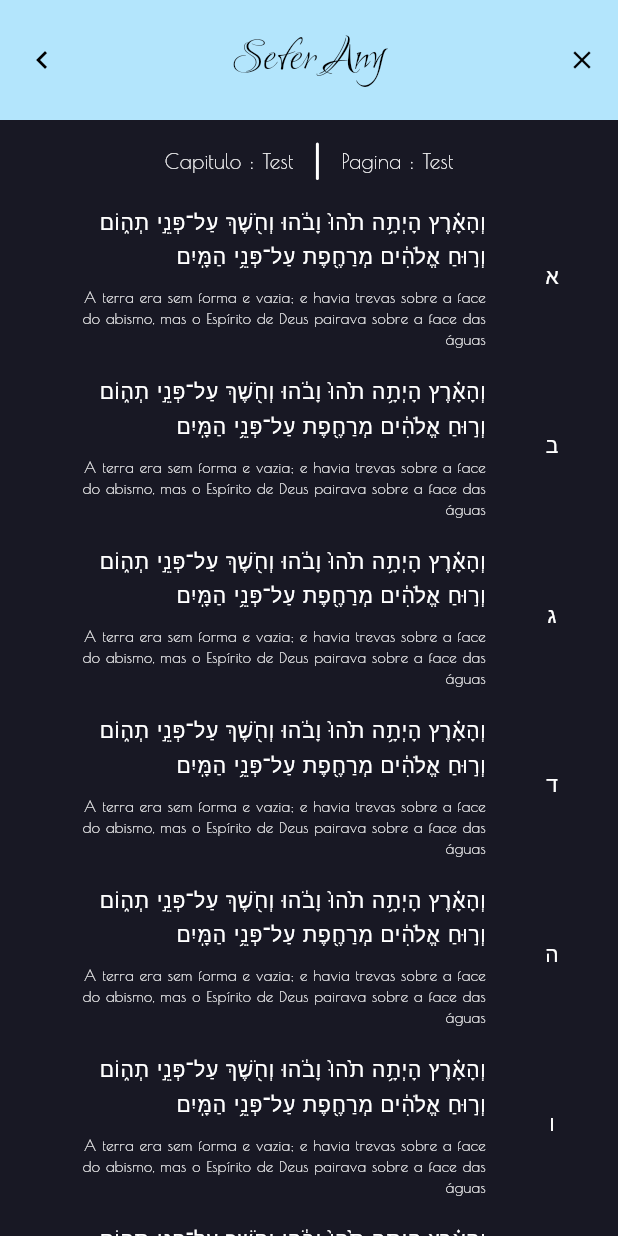
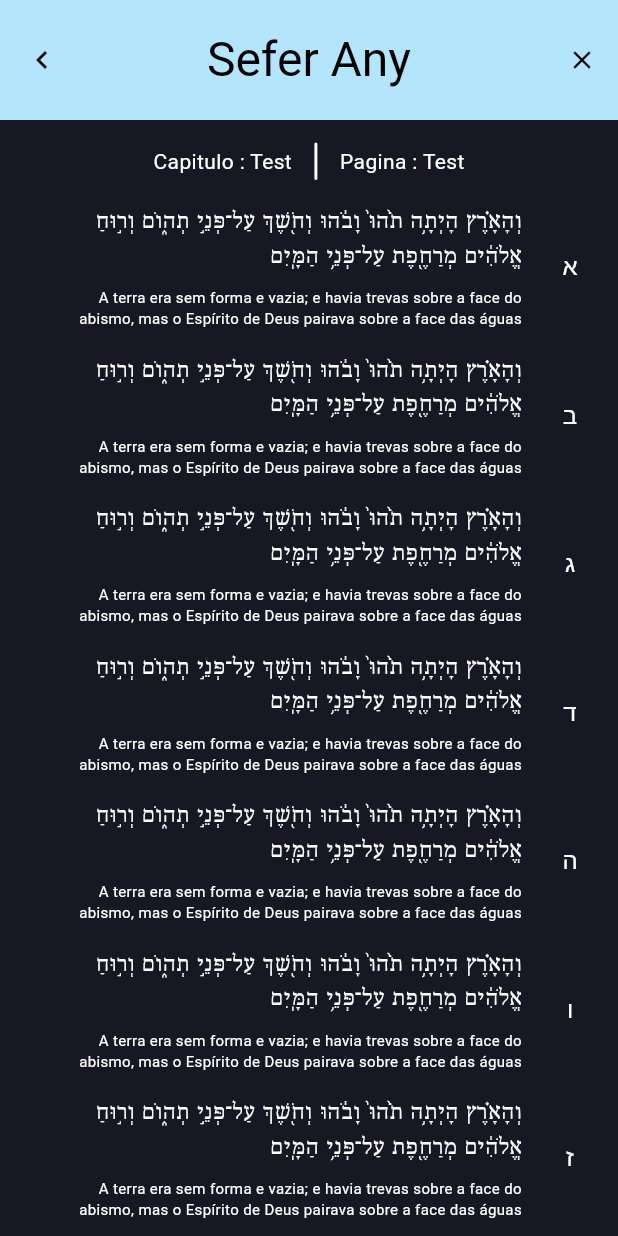
Before and after one commit to NoachDev/SeferTorah, a Flutter app: the TextViewer screen opened by its route, on a phone screen of 412 x 824 dp. Run offline on Flutter 3.47's test engine with Material 3 defaults, Android fonts, the light colour scheme and no system bars; our stand-ins replace cloud_firestore, firebase_core, flutter_riverpod, flutter_svg, go_router, google_fonts; missing offline and left inert: flutter_graph_view; accounts and stored records are empty; generated files the repository leaves out were written again.

Commit message:
featurec : add package google_fonts and configure him  ( a substitute of fonts/ )
- ajust layout of text_viewer

```diff
--- a/lib/screens/text_viewer.dart
+++ b/lib/screens/text_viewer.dart
@@ -2,6 +2,7 @@ import 'dart:math';
 
 import 'package:flutter/material.dart';
 import 'package:go_router/go_router.dart';
+import 'package:google_fonts/google_fonts.dart';
 import 'package:sefertorah/util.dart';
 import 'package:sefertorah/widgets/textViewer/text_widget.dart';
 
@@ -118,11 +119,7 @@ class TextViewer extends StatelessWidget {
 
         title: Text(
           controller.booksName.first,
-          style: const TextStyle(
-            fontFamily: "Ruthie",
-            color: Colors.black,
-            fontSize: 32,
-          ),
+          style: GoogleFonts.ruthie(color: Colors.black, fontSize: 32),
         ),
 
         leading: IconButton(
@@ -198,11 +195,11 @@ class TextViewer extends StatelessWidget {
                                 TextWidget(
                                   isSelected: isSelected,
                                   isScrolling: scrollState,
-                                  fitScroll : fitScroll
+                                  fitScroll: fitScroll,
                                 ),
                                 Padding(
                                   padding: EdgeInsets.all(
-                                    isSelected ? 10 : 20.0,
+                                    isSelected ? 15 : 8.0,
                                   ),
                                   child: IconButton(
                                     onPressed: () {
@@ -219,7 +216,12 @@ class TextViewer extends StatelessWidget {
                                               context,
                                             ).colorScheme.onPrimary,
                                           )
-                                        : Text(numberToCharcter(index + 1)),
+                                        : Text(
+                                            numberToCharcter(index + 1),
+                                            style: GoogleFonts.notoSansHebrew(
+                                              fontSize: 16,
+                                            ),
+                                          ),
                                   ),
                                 ),
                               ],
--- a/lib/theme/app_theme.dart
+++ b/lib/theme/app_theme.dart
@@ -1,4 +1,5 @@
 import 'package:flutter/material.dart';
+import 'package:google_fonts/google_fonts.dart';
 
 class AppTheme {
   static const Color _primaryColor    = Color(0xFF6E69C8);
@@ -17,11 +18,19 @@ class AppTheme {
         surface: _backgroundColor,
         error: _errorColor,
         onPrimary: Colors.white,
-        onSecondary: Colors.black,
+        onSecondary: Colors.white,
         inversePrimary: Colors.black,
       ),
       useMaterial3: true,
-      fontFamily: "PoiretOne",
+      textTheme: GoogleFonts.poiretOneTextTheme(
+        TextTheme(
+          headlineMedium: TextStyle(
+            fontSize: 15,
+            color: Colors.white,
+          )
+        )
+      ),
+
     );
   }
 }
--- a/lib/widgets/textViewer/text_widget.dart
+++ b/lib/widgets/textViewer/text_widget.dart
@@ -1,5 +1,6 @@
 import 'package:flutter/material.dart';
 import 'package:flutter_riverpod/flutter_riverpod.dart';
+import 'package:google_fonts/google_fonts.dart';
 import 'package:sefertorah/providers/global.dart';
 import 'package:sefertorah/widgets/textViewer/bottom_sheet.dart';
 
@@ -31,24 +32,24 @@ class TextWidget extends StatelessWidget {
       "הַמָּֽיִם",
     ],
     this.hebrewTextValues = const [
-      "e a terra",
+      "terra",
       "era",
       "vazio",
       "desordenado",
-      "a escuridão",
+      "escuridão",
       "sobre a face",
-      "tehom [caos]",
-      "o ruach [espirito]",
-      "elohim [Deus]",
+      "tehom",
+      "ruach",
+      "elohim",
       "pairando",
       "sobre a face",
-      "a água",
+      "água",
     ],
     this.translatedText =
         "A terra era sem forma e vazia; e havia trevas sobre a face do abismo, mas o Espírito de Deus pairava sobre a face das águas",
   }) : assert(
          hebrewTextKeys.length == hebrewTextValues.length,
-         "The lenght of Hebrewkeys and Hebrewvalues must be the same",
+         "The lenght of HebrewKeys and HebrewValues must be the same",
        ),
        assert(hebrewTextKeys.length != 0);
 
@@ -56,6 +57,7 @@ class TextWidget extends StatelessWidget {
   Widget build(BuildContext context) {
     String? selectedWord;
 
+    // TODO : Animate
     return Flexible(
       child: Padding(
         padding: EdgeInsets.only(left: isSelected ? 10 : 50),
@@ -91,7 +93,6 @@ class TextWidget extends StatelessWidget {
                       textDirection: TextDirection.rtl,
                       spacing: isSelected ? 10 : 5,
                       children: [
-                        // TODO : Animate
                         for (var e in hebrewTextKeys)
                           StatefulBuilder(
                             builder: (context, setState) {
@@ -114,7 +115,7 @@ class TextWidget extends StatelessWidget {
                                                     "$value $element",
                                               ),
                                               translatedText: translatedText,
-                                              dicioKey : selectedWord!
+                                              dicioKey: selectedWord!,
                                             ),
                                           );
                                     }
@@ -182,9 +183,7 @@ class TextWidget extends StatelessWidget {
                                         child: Text(
                                           e,
                                           softWrap: true,
-                                          style: TextStyle(
-                                            fontSize: isSelected ? 12 : 14,
-                                          ),
+                                          style: GoogleFonts.notoSerifHebrew(),
                                         ),
                                       ),
                                     ],
```
Also changed, not shown: pubspec.yaml (+1 -8 lines), fonts/PoiretOne-Regular.ttf (deleted), fonts/Ruthie-Regular.ttf (deleted), pubspec.lock, 1 other file.
